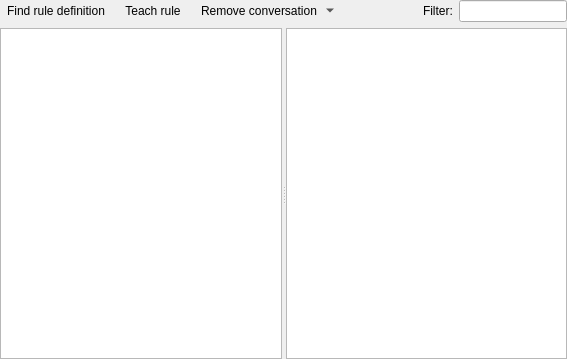
First picture: the form in src/chatbot/front-end/chathistorywidget.ui, repository lvklabs/chatbot, before the edit.
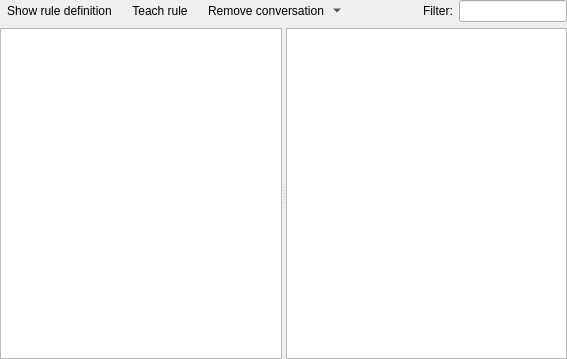
Second picture: the form after the edit. Icons and pictures are not drawn. Custom widgets are drawn as their Qt base class.

Patch:
```diff
--- a/src/chatbot/front-end/chathistorywidget.ui
+++ b/src/chatbot/front-end/chathistorywidget.ui
@@ -54,7 +54,7 @@
         <string>Find rule definition</string>
        </property>
        <property name="text">
-        <string>Find rule definition</string>
+        <string>Show rule definition</string>
        </property>
        <property name="icon">
         <iconset resource="../resources.qrc">
```
Left out of the diff: 10 changed lines with no effect on the pictures.
